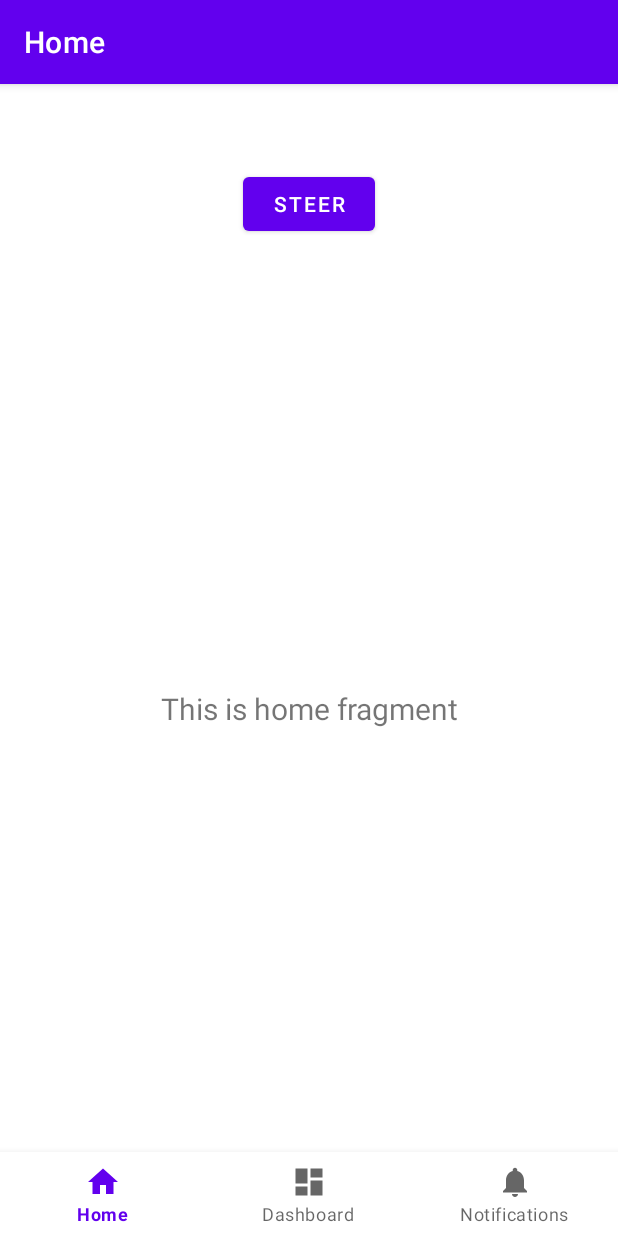
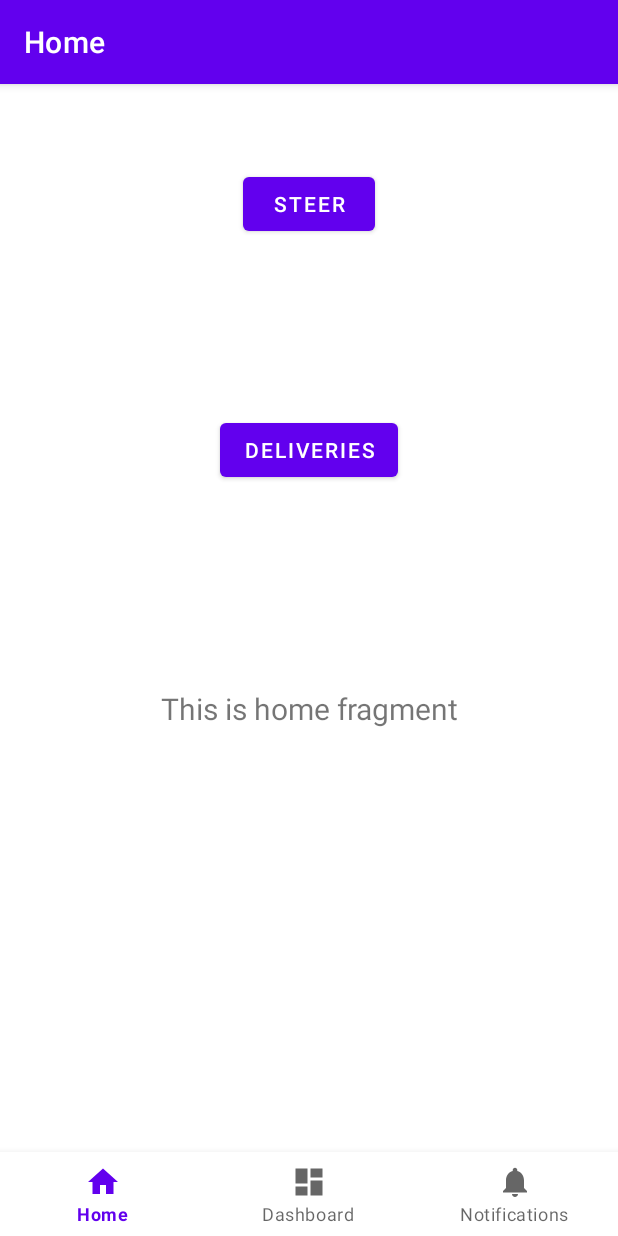
Before and after one commit to DIT113-V22/group-10, an Android app: the screen it shows after launch (MainActivity), after a tap on "STEER", on a phone screen of 412 x 824 dp. Run offline under Robolectric (Android 15) with nearby library versions, the phone set to English and light mode, and no system bars; our stand-ins replace navigation-ui.

Commit message:
#13 Created deliveries button and created empty showDelivery method

```diff
--- a/Android/app/src/main/java/com/example/hermes/MainActivity.java
+++ b/Android/app/src/main/java/com/example/hermes/MainActivity.java
@@ -72,5 +72,9 @@ public class MainActivity extends AppCompatActivity {
         notificationManager.notify(01, builder.build());
     }
 
+    public void showDelivery(View view) {
+        //To implement
+    }
+
 
 }
--- a/Android/app/src/main/res/layout/activity_main.xml
+++ b/Android/app/src/main/res/layout/activity_main.xml
@@ -45,4 +45,16 @@
         app:layout_constraintStart_toStartOf="parent"
         app:layout_constraintTop_toTopOf="parent" />
 
+    <Button
+        android:id="@+id/button4"
+        android:layout_width="wrap_content"
+        android:layout_height="wrap_content"
+        android:layout_marginTop="164dp"
+        android:onClick="showDeliveries"
+        android:text="Deliveries"
+        app:layout_constraintEnd_toEndOf="parent"
+        app:layout_constraintHorizontal_bias="0.501"
+        app:layout_constraintStart_toStartOf="parent"
+        app:layout_constraintTop_toTopOf="parent" />
+
 </androidx.constraintlayout.widget.ConstraintLayout>
```
